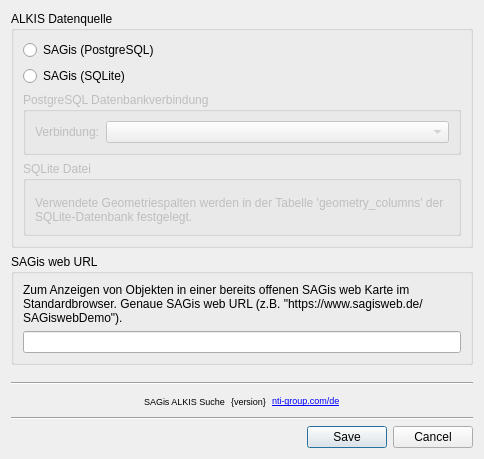
nti-de/SAGisALKISSearch, file ui/settings.ui: the form before one commit.
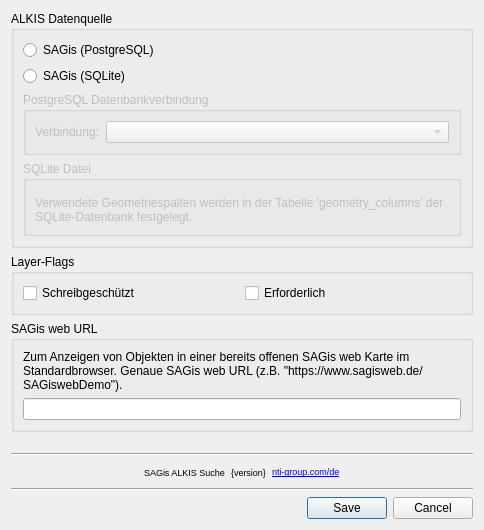
The form after the commit. Icons and pictures are not drawn. Custom widgets are drawn as their Qt base class.

```diff
--- a/ui/settings.ui
+++ b/ui/settings.ui
@@ -7,7 +7,7 @@
     <x>0</x>
     <y>0</y>
     <width>484</width>
-    <height>459</height>
+    <height>530</height>
    </rect>
   </property>
   <property name="windowTitle">
@@ -106,6 +106,29 @@
      </layout>
     </widget>
    </item>
+   <item>
+    <widget class="QGroupBox" name="groupBox_3">
+     <property name="title">
+      <string>Layer-Flags</string>
+     </property>
+     <layout class="QHBoxLayout" name="horizontalLayout">
+      <item>
+       <widget class="QCheckBox" name="checkBoxReadonly">
+        <property name="text">
+         <string>Schreibgeschützt</string>
+        </property>
+       </widget>
+      </item>
+      <item>
+       <widget class="QCheckBox" name="checkBoxRequired">
+        <property name="text">
+         <string>Erforderlich</string>
+        </property>
+       </widget>
+      </item>
+     </layout>
+    </widget>
+   </item>
    <item>
     <widget class="QGroupBox" name="groupBoxSagisweb">
      <property name="title">
```
Left out of the diff: 11 changed lines with no effect on the pictures.
